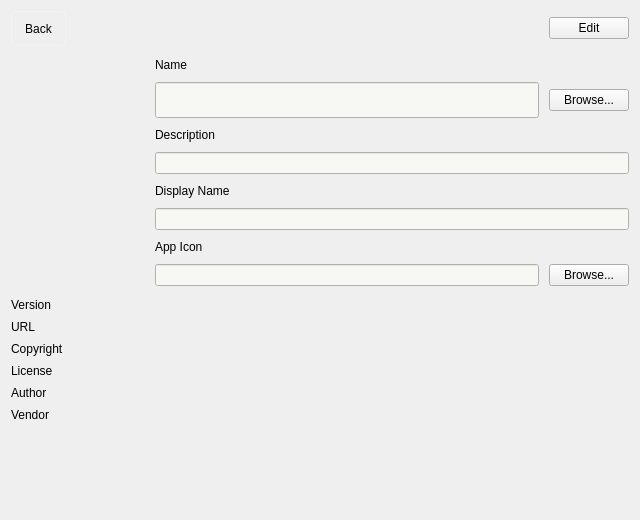
Before: the Qt Designer form ui/settings/AppDetailsWidget.ui in OpenFairWind/FairWindSK, drawn with Qt 5.
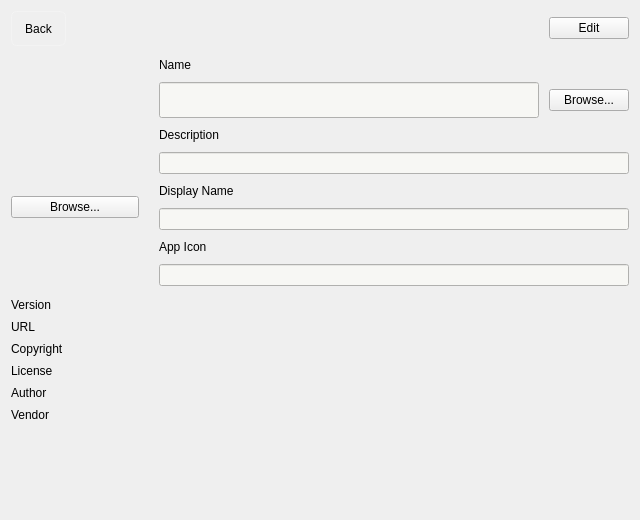
After: the same form once the commit is applied. Icons and pictures are not drawn.

Commit message: Polish apps detail pane layout

The edit to the form file:
```diff
--- a/ui/settings/AppDetailsWidget.ui
+++ b/ui/settings/AppDetailsWidget.ui
@@ -91,7 +91,12 @@
    <item>
     <layout class="QHBoxLayout" name="horizontalLayout_DetailsTop">
      <property name="spacing">
-      <number>16</number>
+      <number>20</number>
+     </property>
+     <item>
+      <layout class="QVBoxLayout" name="verticalLayout_AppIconColumn">
+       <property name="spacing">
+        <number>10</number>
      </property>
      <item>
       <widget class="QLabel" name="label_Apps_Icon">
@@ -116,6 +121,28 @@
       </widget>
      </item>
      <item>
+        <widget class="QPushButton" name="pushButton_Apps_AppIcon_Browse">
+         <property name="text">
+          <string>Browse...</string>
+         </property>
+        </widget>
+       </item>
+       <item>
+        <spacer name="verticalSpacer_AppIconColumn">
+         <property name="orientation">
+          <enum>Qt::Vertical</enum>
+         </property>
+         <property name="sizeHint" stdset="0">
+          <size>
+           <width>20</width>
+           <height>40</height>
+          </size>
+         </property>
+        </spacer>
+       </item>
+      </layout>
+     </item>
+     <item>
       <layout class="QVBoxLayout" name="verticalLayout_AppSummary">
        <property name="spacing">
         <number>10</number>
@@ -176,18 +203,7 @@
         </widget>
        </item>
        <item>
-        <layout class="QHBoxLayout" name="horizontalLayout_AppIconField">
-         <item>
           <widget class="QLineEdit" name="lineEdit_Apps_AppIcon"/>
-         </item>
-         <item>
-          <widget class="QPushButton" name="pushButton_Apps_AppIcon_Browse">
-           <property name="text">
-            <string>Browse...</string>
-           </property>
-          </widget>
-         </item>
-        </layout>
        </item>
       </layout>
      </item>
```
Lines whose indentation alone changed are shown as unchanged. The commit also changes 2 other files.
